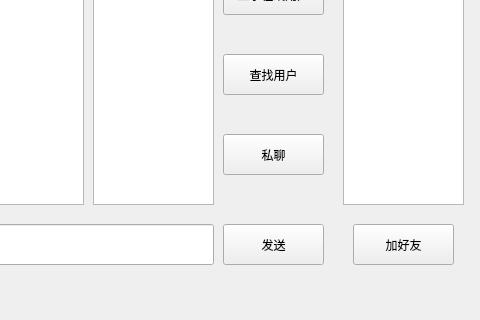
Qt form TcpClient/mainmenu.ui (13097339905/myNetworkDisk) before a commit; both pictures show x 397 to 877 and y 196 to 516 of the 877 by 516 pixel window.
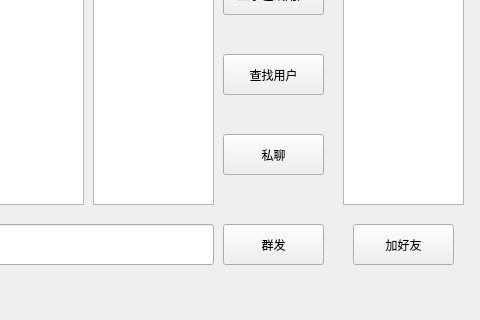
The same form after that commit.

```diff
--- a/TcpClient/mainmenu.ui
+++ b/TcpClient/mainmenu.ui
@@ -71,7 +71,7 @@
       </rect>
      </property>
      <property name="text">
-      <string>发送</string>
+      <string>群发</string>
      </property>
     </widget>
     <widget class="QPushButton" name="deletePushButton">
```
Left out of the diff: 3 changed lines with no effect on the pictures.
